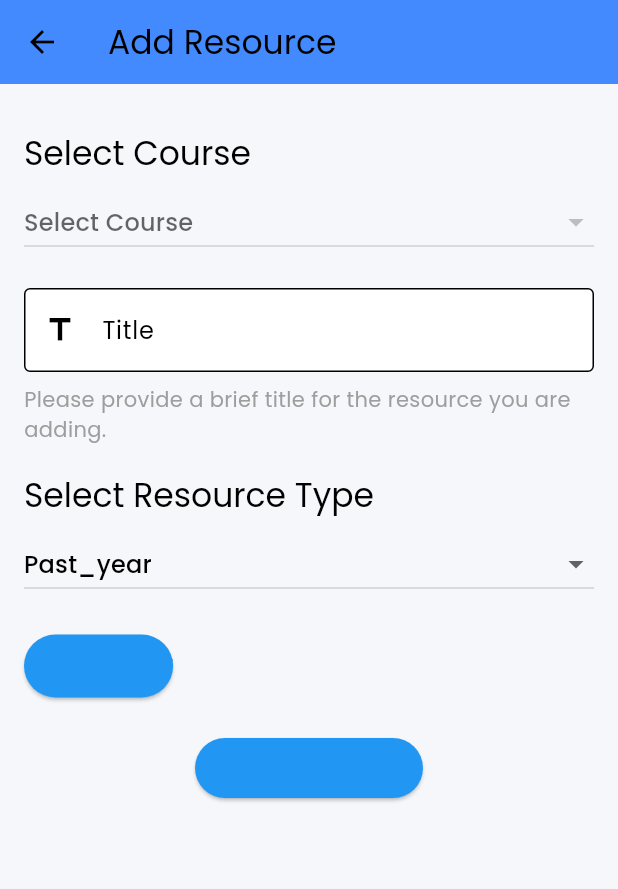
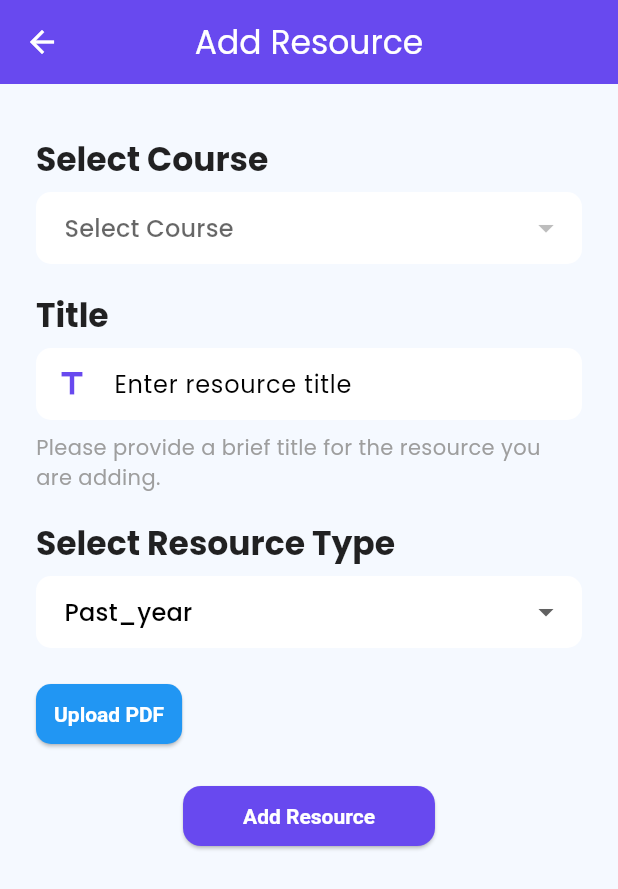
Before and after one commit to zw-weng/EduConnect-Xcode, a Flutter app: the AddResourceScreen screen opened directly with empty values, on a phone screen of 412 x 824 dp. Shown: the top 889 px of the screen. Run offline on Flutter 3.47's test engine with Material 3 defaults, Android fonts, the phone set to English and light mode, and no system bars; our stand-ins replace carousel_slider, google_nav_bar, youtube_player_flutter; missing offline and left inert: flutter_file_dialog, pdfx.

Commit message:
update resource adder

```diff
--- a/lib/screens/add_resource_screen.dart
+++ b/lib/screens/add_resource_screen.dart
@@ -38,12 +38,16 @@ class _AddResourceScreenState extends State<AddResourceScreen> {
   }
 
   void _addResource() {
-    if (selectedCourse != null && title.isNotEmpty && (selectedType == 'video' ? videoUrl != null : selectedFile != null)) {
+    if (selectedCourse != null &&
+        title.isNotEmpty &&
+        (selectedType == 'video' ? videoUrl != null : selectedFile != null)) {
       Resource newResource = Resource(
         title: title,
         pdfUrl: selectedType == 'video' ? videoUrl! : selectedFile!.path,
         type: selectedType,
-        icon: selectedType == 'video' ? Icons.play_circle_fill : Icons.picture_as_pdf,
+        icon: selectedType == 'video'
+            ? Icons.play_circle_fill
+            : Icons.picture_as_pdf,
       );
 
       widget.onResourceAdded(selectedCourse!, newResource);
@@ -58,44 +62,42 @@ class _AddResourceScreenState extends State<AddResourceScreen> {
   @override
   Widget build(BuildContext context) {
     return Scaffold(
+      backgroundColor: const Color(0xFFF5F9FF),
       appBar: AppBar(
         title: const Text("Add Resource"),
-        backgroundColor: Colors.blueAccent,
+        backgroundColor: const Color(0xFF6849EF), // Your primary color
+        foregroundColor: Colors.white,
+        elevation: 0,
+        centerTitle: true,
       ),
       body: SingleChildScrollView(
-        padding: const EdgeInsets.all(16.0),
+        padding: const EdgeInsets.symmetric(horizontal: 24, vertical: 20),
         child: Column(
           crossAxisAlignment: CrossAxisAlignment.start,
           children: [
             const SizedBox(height: 16),
-            Text(
-              "Select Course",
-              style: Theme.of(context).textTheme.titleLarge,
-            ),
+            _buildLabel("Select Course"),
             const SizedBox(height: 8),
-            DropdownButton<String>(
+            _buildDropdownField<String>(
               value: selectedCourse,
-              hint: const Text("Select Course"),
-              isExpanded: true,
-              onChanged: (value) {
-                setState(() {
-                  selectedCourse = value;
-                });
-              },
+              hint: "Select Course",
               items: widget.courses.map((course) {
                 return DropdownMenuItem(
                   value: course.name,
                   child: Text(course.name),
                 );
               }).toList(),
+              onChanged: (value) {
+                setState(() {
+                  selectedCourse = value;
+                });
+              },
             ),
             const SizedBox(height: 20),
-            TextField(
-              decoration: InputDecoration(
-                labelText: "Title",
-                prefixIcon: const Icon(Icons.title),
-                border: OutlineInputBorder(),
-              ),
+            _buildInputField(
+              label: "Title",
+              hintText: "Enter resource title",
+              icon: Icons.title,
               onChanged: (value) {
                 setState(() {
                   title = value;
@@ -108,36 +110,31 @@ class _AddResourceScreenState extends State<AddResourceScreen> {
               style: TextStyle(color: Colors.grey),
             ),
             const SizedBox(height: 20),
-            Text(
-              "Select Resource Type",
-              style: Theme.of(context).textTheme.titleLarge,
-            ),
+            _buildLabel("Select Resource Type"),
             const SizedBox(height: 8),
-            DropdownButton<String>(
+            _buildDropdownField<String>(
               value: selectedType,
-              isExpanded: true,
+              hint: "Select Resource Type",
+              items: <String>['past_year', 'notes', 'video'].map((String type) {
+                return DropdownMenuItem<String>(
+                  value: type,
+                  child: Text(type[0].toUpperCase() + type.substring(1)),
+                );
+              }).toList(),
               onChanged: (value) {
                 setState(() {
                   selectedType = value!;
-                  videoUrl = null; // Reset video URL when changing type
-                  selectedFile = null; // Reset selected file when changing type
+                  videoUrl = null;
+                  selectedFile = null;
                 });
               },
-              items: <String>['past_year', 'notes', 'video'].map((String type) {
-                return DropdownMenuItem<String>(
-                  value: type,
-                  child: Text(type[0].toUpperCase() + type.substring(1)), // Capitalize first letter
-                );
-              }).toList(),
             ),
             const SizedBox(height: 20),
             if (selectedType == 'video') ...[
-              TextField(
-                decoration: InputDecoration(
-                  labelText: "Video URL",
-                  prefixIcon: const Icon(Icons.video_library),
-                  border: OutlineInputBorder(),
-                ),
+              _buildInputField(
+                label: "Video URL",
+                hintText: "Paste video URL",
+                icon: Icons.video_library,
                 onChanged: (value) {
                   setState(() {
                     videoUrl = value;
@@ -145,28 +142,21 @@ class _AddResourceScreenState extends State<AddResourceScreen> {
                 },
               ),
             ] else ...[
-              ElevatedButton.icon(
-                onPressed: _pickFile,
-                icon: const Icon(Icons.upload_file),
-                label: const Text("Upload PDF"),
-                style: ElevatedButton.styleFrom(
-                  padding: const EdgeInsets.symmetric(vertical: 12),
-                ),
-              ),
-              if (selectedFile != null)
-                Padding(
-                  padding: const EdgeInsets.only(top: 8.0),
-                  child: Text("Selected File: ${selectedFile!.path.split('/').last}"),
-                ),
+              _buildFileUploadButton(),
             ],
             const SizedBox(height: 20),
             Center(
               child: ElevatedButton(
                 onPressed: _addResource,
+                style: ElevatedButton.styleFrom(
+                  foregroundColor: Colors.white,
+                  backgroundColor: const Color(0xFF6849EF), // Your primary color
+                  padding: const EdgeInsets.symmetric(vertical: 12, horizontal: 40),
+                  shape: RoundedRectangleBorder(
+                    borderRadius: BorderRadius.circular(12),
+                  ),
+                ),
                 child: const Text("Add Resource"),
-                style: ElevatedButton.styleFrom(
-                  padding: const EdgeInsets.symmetric(horizontal: 32, vertical: 12),
-                ),
               ),
             ),
           ],
@@ -174,4 +164,86 @@ class _AddResourceScreenState extends State<AddResourceScreen> {
       ),
     );
   }
+
+  Widget _buildLabel(String label) {
+    return Text(
+      label,
+      style: Theme.of(context).textTheme.titleLarge?.copyWith(
+            fontWeight: FontWeight.bold,
+            color: Colors.black87,
+          ),
+    );
+  }
+
+  Widget _buildDropdownField<T>({
+    T? value,
+    required String hint,
+    required List<DropdownMenuItem<T>> items,
+    required ValueChanged<T?> onChanged,
+  }) {
+    return DropdownButtonFormField<T>(
+      value: value,
+      decoration: InputDecoration(
+        filled: true,
+        fillColor: Colors.white,
+        contentPadding: const EdgeInsets.symmetric(horizontal: 15, vertical: 10),
+        border: OutlineInputBorder(
+          borderRadius: BorderRadius.circular(10),
+          borderSide: BorderSide.none,
+        ),
+      ),
+      hint: Text(hint),
+      isExpanded: true,
+      onChanged: onChanged,
+      items: items,
+    );
+  }
+
+  Widget _buildInputField({
+    required String label,
+    required String hintText,
+    required IconData icon,
+    required ValueChanged<String> onChanged,
+  }) {
+    return Column(
+      crossAxisAlignment: CrossAxisAlignment.start,
+      children: [
+        _buildLabel(label),
+        const SizedBox(height: 8),
+        TextField(
+          onChanged: onChanged,
+          decoration: InputDecoration(
+            hintText: hintText,
+            prefixIcon: Icon(icon, color: const Color(0xFF6849EF)), // Primary color for icons
+            filled: true,
+            fillColor: Colors.white,
+            contentPadding: const EdgeInsets.symmetric(horizontal: 15, vertical: 10),
+            border: OutlineInputBorder(
+              borderRadius: BorderRadius.circular(10),
+              borderSide: BorderSide.none,
+            ),
+            focusedBorder: OutlineInputBorder(
+              borderRadius: BorderRadius.circular(10),
+              borderSide: const BorderSide(color: Color(0xFF6849EF)), // Primary color
+            ),
+          ),
+        ),
+      ],
+    );
+  }
+
+  Widget _buildFileUploadButton() {
+    return ElevatedButton(
+      onPressed: _pickFile,
+      style: ElevatedButton.styleFrom(
+        padding: const EdgeInsets.symmetric(vertical: 12, horizontal: 12),
+        backgroundColor: Colors.blue,
+        foregroundColor: Colors.white,
+        shape: RoundedRectangleBorder(
+          borderRadius: BorderRadius.circular(10),
+        ),
+      ),
+      child: const Text("Upload PDF"),
+    );
+  }
 }
```
